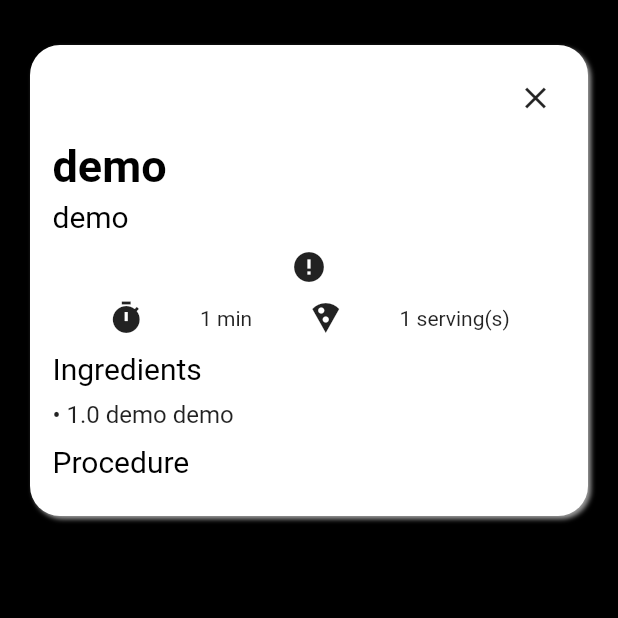
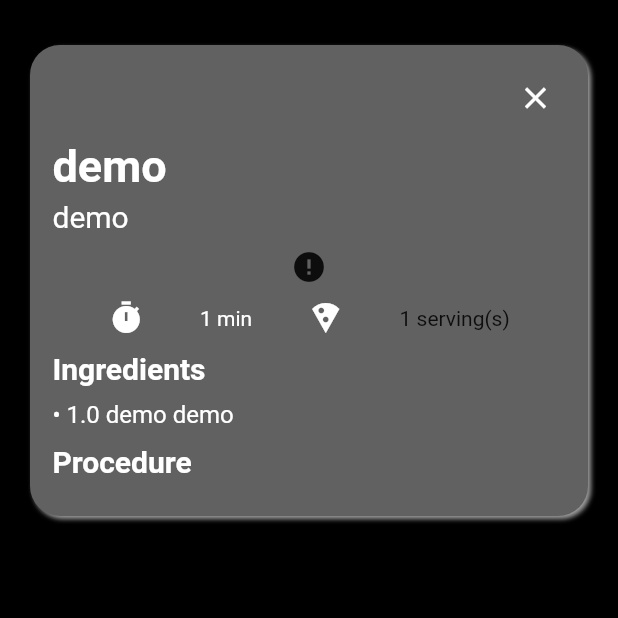
Before and after one commit to christopherlam888/recipe-ready-frontend, a Flutter app: the Recipe screen opened by its route, on a phone screen of 412 x 824 dp, the top half of it. Run offline on Flutter 3.47's test engine with Material 2 defaults, Android fonts, the light colour scheme and no system bars; drawn by our look-alikes of cached_network_image; our stand-ins replace flutter_slidable, grouped_list; missing offline and left inert: dart:ffi; network calls fail.

Commit message:
recipe: Add dark mode

```diff
--- a/lib/recipe.dart
+++ b/lib/recipe.dart
@@ -20,12 +20,14 @@ class _RecipeState extends State<Recipe> {
       // aw yeah super long code
       backgroundColor: Provider.of<StateTracker>(context, listen: true).darkMode
           ? Colors.black
-          : Color(0xffe6ffe6),
+          : Colors.grey.shade700,
       body: Padding(
         padding: const EdgeInsets.symmetric(vertical: 30.0, horizontal: 20.0),
         child: Container(
           decoration: BoxDecoration(
-            color: Colors.white,
+            color: Provider.of<StateTracker>(context, listen: true).darkMode
+                ? Colors.grey.shade700
+                : Colors.white,
             borderRadius: BorderRadius.all(Radius.circular(20)),
             boxShadow: [
               BoxShadow(
@@ -48,7 +50,10 @@ class _RecipeState extends State<Recipe> {
                         children: [
                           IconButton(
                             alignment: Alignment.topRight,
-                            icon: Icon(Icons.close),
+                            icon: Icon(Icons.close,
+                                color: state.darkMode
+                                    ? Colors.white
+                                    : Colors.black),
                             onPressed: () {
                               Navigator.pop(context);
                             },
@@ -59,15 +64,15 @@ class _RecipeState extends State<Recipe> {
                           style: TextStyle(
                             fontSize: 30.0,
                             fontWeight: FontWeight.bold,
-                            color: Colors.black,
+                            color: state.darkMode ? Colors.white : Colors.black,
                           )),
                       SizedBox(height: 5.0),
                       Text(
                         state.activeRecipe.description ?? "",
                         style: TextStyle(
                             fontSize: 20.0,
-                          color: Colors.black,
-                        ),
+                            color:
+                                state.darkMode ? Colors.white : Colors.black),
                       ),
                       Padding(
                         padding: const EdgeInsets.symmetric(vertical: 10.0),
@@ -83,10 +88,19 @@ class _RecipeState extends State<Recipe> {
                       Row(
                         mainAxisAlignment: MainAxisAlignment.spaceEvenly,
                         children: [
-                          Icon(Icons.timer),
+                          Icon(Icons.timer,
+                              color:
+                                  state.darkMode ? Colors.white : Colors.black),
                           Text(
-                              "${state.activeRecipe.prepTime?.toString()} min"),
-                          Icon(Icons.local_pizza),
+                            "${state.activeRecipe.prepTime?.toString()} min",
+                            style: TextStyle(
+                                color: state.darkMode
+                                    ? Colors.white
+                                    : Colors.black),
+                          ),
+                          Icon(Icons.local_pizza,
+                              color:
+                                  state.darkMode ? Colors.white : Colors.black),
                           // TODO: hide them if they are null
                           Text(
                               "${state.activeRecipe.yield?.toString()} serving(s)"),
@@ -97,7 +111,9 @@ class _RecipeState extends State<Recipe> {
                         child: Text("Ingredients",
                             style: TextStyle(
                               fontSize: 20.0,
-                              color: Colors.black,
+                              fontWeight: FontWeight.bold,
+                              color:
+                                  state.darkMode ? Colors.white : Colors.black,
                             )),
                       ),
                       Column(
@@ -105,14 +121,21 @@ class _RecipeState extends State<Recipe> {
                         children: state.activeRecipe.ingredients.entries
                             .map((ing) => Column(
                                   children: [
-                                if(ing.value.quantity == 0) ...[
-                                  Text(
-                                      "• ${ing.key}",
-                                      style: TextStyle(fontSize: 16.0)),
+                                    if (ing.value.quantity == 0) ...[
+                                      Text("• ${ing.key}",
+                                          style: TextStyle(
+                                              fontSize: 16.0,
+                                              color: state.darkMode
+                                                  ? Colors.white
+                                                  : Colors.black)),
                                     ] else ...[
                                       Text(
                                           "• ${num.tryParse(ing.value.quantity?.toStringAsFixed(1) ?? "") ?? ""} ${ing.value.unit ?? ""} ${ing.key}",
-                                      style: TextStyle(fontSize: 16.0)),
+                                          style: TextStyle(
+                                              fontSize: 16.0,
+                                              color: state.darkMode
+                                                  ? Colors.white
+                                                  : Colors.black)),
                                     ]
                                   ],
                                 ))
@@ -123,7 +146,9 @@ class _RecipeState extends State<Recipe> {
                         child: Text("Procedure",
                             style: TextStyle(
                               fontSize: 20.0,
-                              color: Colors.black,
+                              fontWeight: FontWeight.bold,
+                              color:
+                                  state.darkMode ? Colors.white : Colors.black,
                             )),
                       ),
                       Column(
@@ -132,7 +157,11 @@ class _RecipeState extends State<Recipe> {
                             .map((step) => Column(
                                   children: [
                                     Text("• " + step,
-                                        style: TextStyle(fontSize: 16.0)),
+                                        style: TextStyle(
+                                            fontSize: 16.0,
+                                            color: state.darkMode
+                                                ? Colors.white
+                                                : Colors.black)),
                                     SizedBox(height: 10.0),
                                   ],
                                 ))
```
Lines whose indentation alone changed are shown as unchanged.
